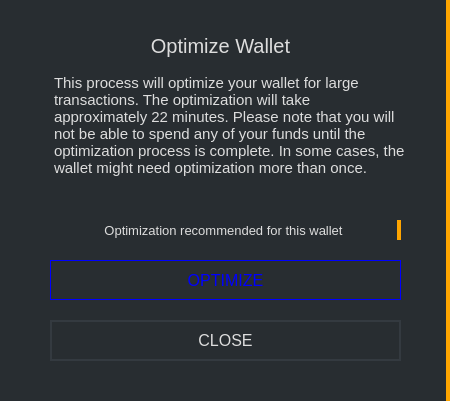
Qt form src/gui/ui/transactionconfirmation.ui (aluisyoanx/gui-wallet) before a commit.
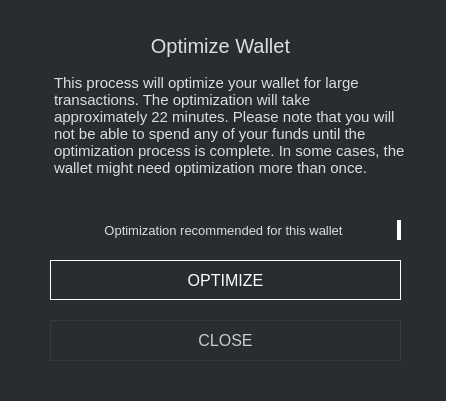
The same form after that commit.

What changed in the file:
```diff
--- a/src/gui/ui/transactionconfirmation.ui
+++ b/src/gui/ui/transactionconfirmation.ui
@@ -26,7 +26,7 @@
     </rect>
    </property>
    <property name="styleSheet">
-    <string notr="true">background-color: #282d31; border-right: 4px solid orange;</string>
+    <string notr="true">background-color: #282d31; border-right: 4px solid white;</string>
    </property>
    <property name="title">
     <string/>
@@ -125,7 +125,9 @@
      </font>
     </property>
     <property name="styleSheet">
-     <string notr="true">color: blue; background-color: #1; border: 1px solid blue; font-size: 16px;</string>
+     <string notr="true">QPushButton#m_optimizeButton {color: white; background-color: #1; border: 1px solid white; font-size: 16px;}
+
+QPushButton#m_optimizeButton:hover {color: white; background-color: #1; border: 2px solid white; font-size: 16px;}</string>
     </property>
     <property name="text">
      <string>OPTIMIZE</string>
@@ -152,7 +154,9 @@
      </font>
     </property>
     <property name="styleSheet">
-     <string notr="true">color: #ddd; border: 2px solid #343a40; font-size: 16px; background-color: #21259;</string>
+     <string notr="true">QPushButton#m_closeButton {color: #ccc; border: 1px solid #343a40; font-size: 16px; background-color: #21259;}
+
+QPushButton#m_closeButton:hover {color: #ddd; border: 2px solid #444; font-size: 16px; background-color: #21259;}</string>
     </property>
     <property name="text">
      <string>CLOSE</string>
```
